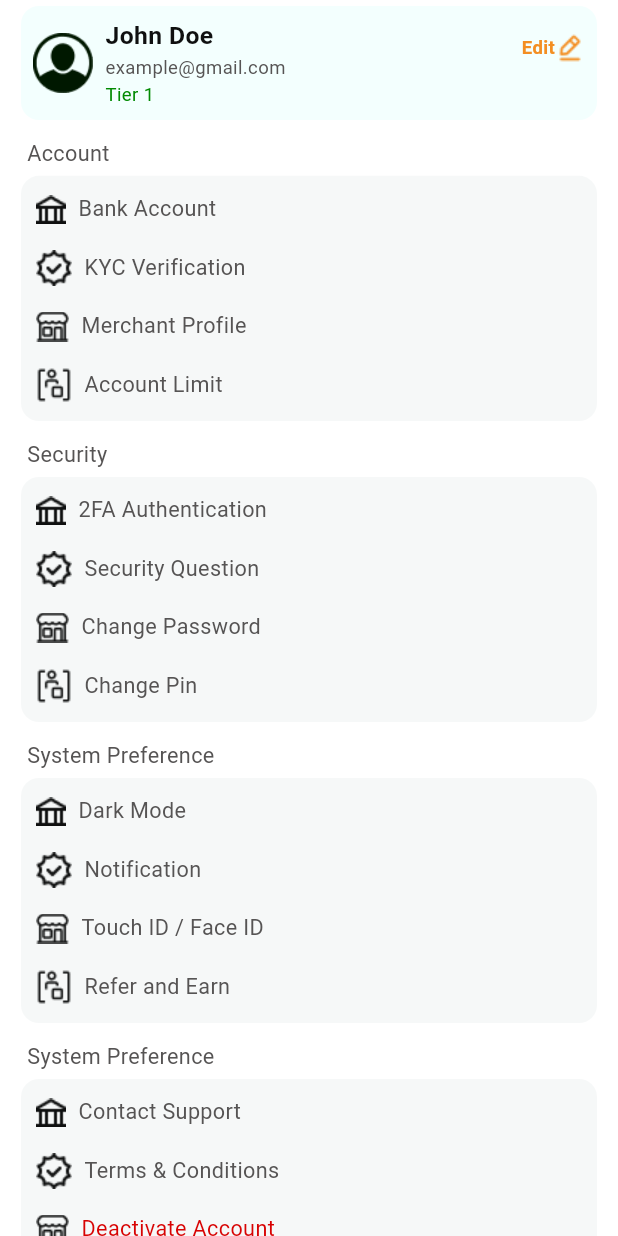
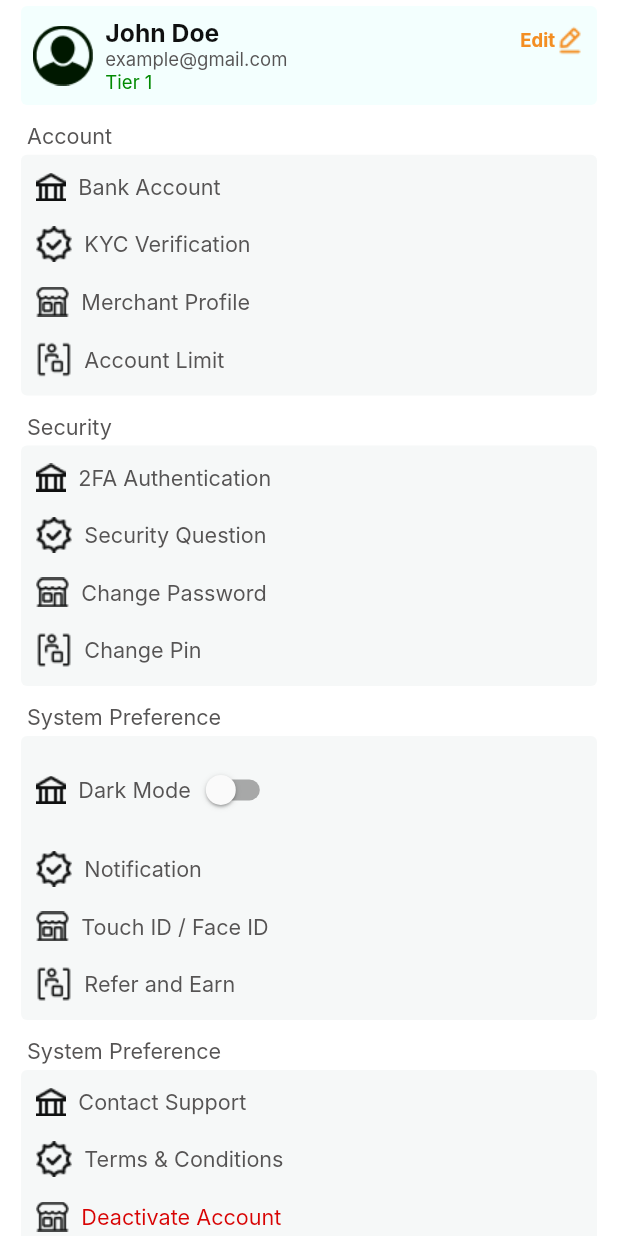
Before and after one commit to SurendraSingh95/crypto, a Flutter app: the ProfileScreen screen opened directly, on a phone screen of 412 x 824 dp. Run offline on Flutter 3.47's test engine with Material 3 defaults, Android fonts, the phone set to English and light mode, and no system bars; our stand-ins replace dropdown_button2, dropdown_search, get, intl_phone_number_input; network calls fail; Roboto replaces fonts that are missing (Inter).

Commit message:
last work light and dark

```diff
--- /dev/null
+++ b/lib/Controllers/change_themes_controller.dart
@@ -0,0 +1,10 @@
+import 'package:flutter/material.dart';
+import 'package:get/get.dart';
+
+class ThemeController extends GetxController {
+  RxBool isDarkMode = false.obs;
+  void toggleTheme() {
+    isDarkMode.value = !isDarkMode.value;
+    Get.changeThemeMode(isDarkMode.value ? ThemeMode.dark : ThemeMode.light);
+  }
+}
--- a/lib/Dashbord/Profile/profile_screen.dart
+++ b/lib/Dashbord/Profile/profile_screen.dart
@@ -1,8 +1,10 @@
+import 'package:crepto/Controllers/change_themes_controller.dart';
 import 'package:crepto/Customs/CustomText.dart';
 import 'package:crepto/color/colors.dart';
 import 'package:crepto/constants/constants.dart';
 import 'package:flutter/cupertino.dart';
 import 'package:flutter/material.dart';
+import 'package:get/get.dart';
 
 class ProfileScreen extends StatefulWidget {
   const ProfileScreen({Key? key}) : super(key: key);
@@ -12,13 +14,16 @@ class ProfileScreen extends StatefulWidget {
 }
 
 class _ProfileScreenState extends State<ProfileScreen> {
+  var themeController = Get.find<ThemeController>();
   double large = Constants.largeSize;
   double h = Constants.screen.height;
   double w = Constants.screen.width;
   @override
   Widget build(BuildContext context) {
+    bool isDarkMode = Theme.of(context).brightness == Brightness.dark;
     return Scaffold(
-      backgroundColor: CryptoColor.white,
+      backgroundColor: isDarkMode ?  CryptoColor.textNormal : CryptoColor.white,
+
       body: Padding(
         padding: const EdgeInsets.symmetric(horizontal: 10),
         child: SingleChildScrollView(
@@ -189,6 +194,15 @@ class _ProfileScreenState extends State<ProfileScreen> {
                           Image.asset("assets/profile/bank.png"),
                           SizedBox(width: large*0.01,),
                           CustomText(text: 'Dark Mode', fontSize: 3.5,color: CryptoColor.textNormal,fontWeight: FontWeight.normal,),
+                          Switch(
+                          value: themeController.isDarkMode.value,
+                            onChanged: (value) {
+                            setState(() {
+
+                            });
+                              themeController.toggleTheme();
+                            },
+                          )
                         ],
                       ),
                       SizedBox(height: large*0.02,),
--- /dev/null
+++ b/lib/Theme/colors.dart
@@ -0,0 +1,5 @@
+import 'package:flutter/material.dart';
+import 'package:flutter/cupertino.dart';
+
+Color offlineColor = Colors.red;
+Color onlineColor = Colors.green;
--- /dev/null
+++ b/lib/Theme/constant.dart
@@ -0,0 +1 @@
+var userId ;
--- /dev/null
+++ b/lib/Theme/style.dart
@@ -0,0 +1,141 @@
+import 'package:crepto/color/colors.dart';
+import 'package:flutter/material.dart';
+
+
+
+
+class AppTheme {
+  static String fontFamily = '';
+  static Color primaryColor = const Color(0xFF000000);
+  // static Color primaryColor = Color(0xFF2596be);
+  static Color hintColor = Colors.black;
+  static Color ratingsColor = const Color(0xff51971B);
+  static Color starColor = const Color(0xffB6E025);
+
+  static ThemeData darkTheme = ThemeData.dark().copyWith(
+    scaffoldBackgroundColor: Colors.white,
+    primaryColor: primaryColor,
+    hintColor: hintColor,
+    primaryColorLight: Colors.white,
+    dividerColor: hintColor,
+    cardColor: const Color(0xff202020),
+
+    appBarTheme:  AppBarTheme(
+      backgroundColor: CryptoColor.textRed,
+      titleTextStyle: TextStyle(
+          fontSize: 14.0,
+          fontWeight: FontWeight.w600,
+          fontFamily: "Inter",
+          color: Colors.white
+      ),
+      elevation: 0,
+      iconTheme: IconThemeData(color: Colors.white),
+      centerTitle: false,
+    ),
+    inputDecorationTheme: InputDecorationTheme(
+      fillColor: Colors.white,
+      filled: true,
+      floatingLabelStyle:TextStyle(
+          fontWeight: FontWeight.w500,
+          color: primaryColor
+      ),
+      labelStyle: const TextStyle(
+          fontWeight: FontWeight.w500
+      ),
+      enabledBorder: OutlineInputBorder(
+        borderRadius: BorderRadius.circular(8.0),
+        borderSide: const BorderSide(color: Colors.red),
+      ),
+      focusedBorder:  OutlineInputBorder(
+        borderRadius: BorderRadius.circular(8.0),
+        borderSide: BorderSide(color: AppTheme.primaryColor),
+      ),
+    ),
+    useMaterial3: false,
+    ///appBar theme
+
+    ///text theme
+    textTheme: const TextTheme(
+      headlineMedium: TextStyle(fontSize: 20, fontWeight: FontWeight.bold),
+      labelLarge: TextStyle(fontSize: 18),
+      bodyMedium: TextStyle(fontWeight: FontWeight.bold),
+      bodySmall: TextStyle(color: Colors.black),
+    ).apply(),
+    //colorScheme: ColorScheme(background: Color(0xFF2596be)),
+  );
+
+  static ThemeData lightTheme = ThemeData(
+    scaffoldBackgroundColor: Colors.white,
+    primaryColor: primaryColor,
+    hintColor: hintColor,
+    primaryColorLight: Colors.black,
+    dividerColor: hintColor,
+    cardColor: Colors.white,
+    useMaterial3: false,
+    ///appBar theme
+    appBarTheme: const AppBarTheme(
+      backgroundColor:  CryptoColor.boxOTP,
+      titleTextStyle: TextStyle(
+          fontSize: 14.0,
+          fontWeight: FontWeight.w600,
+          fontFamily: "Inter",
+          color: Colors.white
+      ),
+      elevation: 0,
+      iconTheme: IconThemeData(color: Colors.white),
+      centerTitle: false,
+    ),
+    inputDecorationTheme: InputDecorationTheme(
+      fillColor: Colors.white,
+      filled: true,
+      floatingLabelStyle:TextStyle(
+          fontWeight: FontWeight.w500,
+          color: primaryColor
+      ),
+      labelStyle: const TextStyle(
+          fontWeight: FontWeight.w500
+      ),
+      enabledBorder: OutlineInputBorder(
+        borderRadius: BorderRadius.circular(8.0),
+        borderSide: const BorderSide(color: Colors.grey),
+      ),
+      focusedBorder:  OutlineInputBorder(
+        borderRadius: BorderRadius.circular(8.0),
+        borderSide: BorderSide(color: AppTheme.primaryColor),
+      ),
+    ),
+    fontFamily: 'Inter',
+    ///text theme
+    textTheme: TextTheme(
+      headlineMedium: const TextStyle(fontSize: 20, fontWeight: FontWeight.bold),
+      labelLarge: const TextStyle(fontSize: 18),
+      // headline6: TextStyle(color: Colors.black),
+      // headline5: TextStyle(color: Colors.black),
+      // bodyText1: TextStyle(color: Colors.black),
+      // subtitle1: TextStyle(color: Colors.black),
+      // subtitle2: TextStyle(color: Colors.black),
+      bodyMedium: const TextStyle(fontWeight: FontWeight.bold),
+      bodySmall: TextStyle(color: hintColor),
+    ).apply(
+      displayColor: Colors.black,
+      bodyColor: Colors.black,
+      decorationColor: Colors.black,
+    ),
+    //colorScheme: ColorScheme(background: Colors.white),
+  );
+}
+
+/// NAME         SIZE  WEIGHT  SPACING
+/// headline1    96.0  light   -1.5
+/// headline2    60.0  light   -0.5
+/// headline3    48.0  regular  0.0
+/// headline4    34.0  regular  0.25
+/// headline5    24.0  regular  0.0
+/// headline6    20.0  medium   0.15
+/// subtitle1    16.0  regular  0.15
+/// subtitle2    14.0  medium   0.1
+/// body1        16.0  regular  0.5   (bodyText1)
+/// body2        14.0  regular  0.25  (bodyText2)
+/// button       14.0  medium   1.25
+/// caption      12.0  regular  0.4
+/// overline     10.0  regular  1.5
--- /dev/null
+++ b/lib/custom/app_thems.dart
@@ -0,0 +1 @@
+// TODO Implement this library.
--- a/lib/main.dart
+++ b/lib/main.dart
@@ -1,8 +1,14 @@
+import 'package:crepto/Theme/style.dart';
 import 'package:crepto/splash/splash_screen.dart';
 import 'package:flutter/material.dart';
-import 'package:get/get_navigation/src/root/get_material_app.dart';
+import 'package:get/get.dart';
+import 'Controllers/change_themes_controller.dart';
+import 'package:crepto/Theme/colors.dart';
 
 void main() {
+  // Initialize ThemeController before running the app
+  Get.put(ThemeController());
+
   runApp(const MyApp());
 }
 
@@ -11,11 +17,14 @@ class MyApp extends StatelessWidget {
 
   @override
   Widget build(BuildContext context) {
+    final themeController = Get.find<ThemeController>();
     return GetMaterialApp(
+      theme: AppTheme.lightTheme,
+      darkTheme: AppTheme.darkTheme,
+      themeMode: themeController.isDarkMode.value ? ThemeMode.dark : ThemeMode.light,
       debugShowCheckedModeBanner: false,
       title: 'Flutter Demo',
-
-      home:SplashScreen()
+      home: SplashScreen(),  // Make sure SplashScreen is also imported correctly
     );
   }
 }
```
